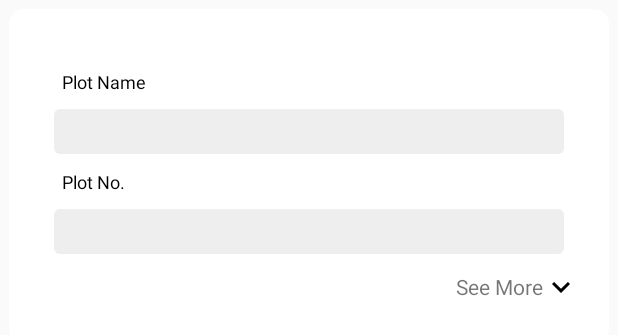
After one commit to RimshaN23/Property, an Android app: the layout itemview.xml on its own in the app's theme, with its tools: preview values and no code run, on a phone screen of 412 x 824 dp. The commit adds this screen. Shown: the top 335 px of the screen. Run offline under Robolectric (Android 15) with nearby library versions, the phone set to English and light mode, and no system bars.

Commit message:
20/oct/2020 initial commit layout

```diff
--- a/app/build.gradle
+++ b/app/build.gradle
@@ -51,6 +51,11 @@ dependencies {
     androidTestImplementation 'androidx.test.ext:junit:1.1.2'
     androidTestImplementation 'androidx.test.espresso:espresso-core:3.3.0'
 
+    implementation 'com.firebaseui:firebase-ui-database:6.3.0'
+    implementation 'com.google.android.material:material:1.3.0-alpha03'
+
+
+
 }
 apply plugin: 'com.google.gms.google-services'
 apply plugin: 'com.android.application'
--- /dev/null
+++ b/app/src/main/res/drawable/arrow_up_24.xml
@@ -0,0 +1,10 @@
+<vector xmlns:android="http://schemas.android.com/apk/res/android"
+    android:width="24dp"
+    android:height="24dp"
+    android:viewportWidth="24"
+    android:viewportHeight="24"
+    android:tint="?attr/colorControlNormal">
+  <path
+      android:fillColor="@android:color/white"
+      android:pathData="M7.41,15.41L12,10.83l4.59,4.58L18,14l-6,-6 -6,6z"/>
+</vector>
--- /dev/null
+++ b/app/src/main/res/drawable/expand_more_24.xml
@@ -0,0 +1,10 @@
+<vector xmlns:android="http://schemas.android.com/apk/res/android"
+    android:width="24dp"
+    android:height="24dp"
+    android:viewportWidth="24"
+    android:viewportHeight="24"
+    android:tint="?attr/colorControlNormal">
+  <path
+      android:fillColor="@android:color/white"
+      android:pathData="M16.59,8.59L12,13.17 7.41,8.59 6,10l6,6 6,-6z"/>
+</vector>
--- /dev/null
+++ b/app/src/main/res/layout/itemview.xml
@@ -0,0 +1,323 @@
+<?xml version="1.0" encoding="utf-8"?>
+<androidx.cardview.widget.CardView
+
+    xmlns:android="http://schemas.android.com/apk/res/android"
+    xmlns:app="http://schemas.android.com/apk/res-auto"
+    xmlns:tools="http://schemas.android.com/tools"
+    android:id="@+id/cardview"
+    android:layout_margin="6dp"
+    android:elevation="9dp"
+    android:orientation="vertical"
+    android:padding="3dp"
+    app:cardCornerRadius="10dp"
+    android:layout_width="match_parent"
+    android:layout_height="wrap_content"
+    android:clickable="true"
+    >
+
+
+    <ScrollView
+        android:layout_width="match_parent"
+        android:layout_height="wrap_content"
+        android:layout_marginTop="20dp"
+        android:layout_marginBottom="6dp">
+
+        <LinearLayout
+            android:layout_width="match_parent"
+            android:layout_height="match_parent"
+            android:layout_margin="10dp"
+            android:padding="10dp"
+            android:orientation="vertical">
+
+
+            <TextView
+                android:id="@+id/tv_text7"
+                android:layout_width="match_parent"
+                android:layout_height="wrap_content"
+                android:layout_marginLeft="15dp"
+                android:text="Plot Name"
+                android:textColor="#000"
+                android:textSize="12sp" />
+
+            <TextView
+                android:id="@+id/tv_plot_name"
+                android:layout_width="match_parent"
+                android:layout_height="30dp"
+                android:layout_gravity="center"
+                android:gravity="center_vertical"
+                android:layout_margin="10dp"
+                android:background="@drawable/background"
+                android:inputType="textCapSentences"
+                android:paddingLeft="8dp"
+                android:paddingRight="8dp"
+                android:textColor="#5A5A5A"
+                android:textColorHint="#B6B3B5"
+                android:textSize="14sp"
+
+
+                />
+
+            <TextView
+                android:id="@+id/tv_text8"
+                android:layout_width="wrap_content"
+                android:layout_height="wrap_content"
+                android:layout_marginLeft="15dp"
+                android:text="Plot No."
+                android:textColor="#000"
+                android:textSize="12sp" />
+
+            <TextView
+                android:id="@+id/tv_plot_no"
+                android:layout_width="match_parent"
+                android:layout_height="30dp"
+                android:layout_gravity="center"
+                android:gravity="center_vertical"
+                android:layout_margin="10dp"
+                android:background="@drawable/background"
+                android:paddingLeft="8dp"
+                android:paddingRight="8dp"
+                android:textColor="#5A5A5A"
+                android:textColorHint="#B6B3B5"
+                android:textSize="14sp"
+                />
+
+            <TextView
+                android:id="@+id/tv_text5"
+                android:layout_width="wrap_content"
+                android:layout_height="wrap_content"
+                android:layout_marginLeft="15dp"
+                android:text="Property type"
+                android:textColor="#000"
+                android:textSize="12sp"
+                android:visibility="gone"
+                />
+
+
+            <TextView
+                android:visibility="gone"
+
+                android:id="@+id/tv_property_type"
+                android:layout_width="match_parent"
+                android:layout_height="30dp"
+                android:layout_below="@id/text2"
+                android:layout_gravity="center"
+                android:layout_margin="10dp"
+                android:gravity="center_vertical"
+                android:background="@drawable/background"
+                android:focusableInTouchMode="false"
+                android:inputType="textCapSentences"
+                android:paddingLeft="8dp"
+                android:paddingRight="8dp"
+                android:textColor="#5A5A5A"
+                android:drawableTint="@color/black"
+                android:textColorHint="#B6B3B5"
+                android:textSize="14sp" />
+
+
+            <TextView
+                android:visibility="gone"
+
+                android:id="@+id/tv_text6"
+                android:layout_width="wrap_content"
+                android:layout_height="wrap_content"
+                android:layout_marginLeft="15dp"
+                android:text="Precinct"
+                android:textColor="#000"
+                android:textSize="12sp" />
+
+            <TextView
+                android:visibility="gone"
+
+                android:id="@+id/tv_precinct"
+                android:layout_width="match_parent"
+                android:layout_height="30dp"
+                android:layout_gravity="center"
+                android:layout_margin="10dp"
+                android:background="@drawable/background"
+                android:paddingLeft="8dp"
+                android:gravity="center_vertical"
+                android:paddingRight="8dp"
+                android:textColor="#5A5A5A"
+                android:textSize="14sp"
+                android:drawableTint="@color/black"
+
+                />
+            <TextView
+                android:visibility="gone"
+
+                android:id="@+id/tv_text10"
+                android:layout_width="wrap_content"
+                android:layout_height="wrap_content"
+                android:layout_marginLeft="15dp"
+                android:text="Road"
+                android:textColor="#000"
+                android:textSize="12sp" />
+
+            <TextView
+                android:visibility="gone"
+
+                android:id="@+id/tv_road"
+                android:layout_width="match_parent"
+                android:layout_height="30dp"
+                android:gravity="center_vertical"
+                android:layout_gravity="center"
+                android:layout_margin="10dp"
+                android:background="@drawable/background"
+                android:paddingLeft="8dp"
+                android:paddingRight="8dp"
+                android:textColor="#5A5A5A"
+                android:drawableTint="@color/black"
+                android:textSize="14sp" />
+
+
+
+
+            <TextView
+                android:visibility="gone"
+
+                android:id="@+id/tv_text9"
+                android:layout_width="wrap_content"
+                android:layout_height="wrap_content"
+                android:layout_marginLeft="15dp"
+                android:text="Sq/Yrds"
+                android:textColor="#000"
+                android:textSize="12sp" />
+
+            <TextView
+                android:visibility="gone"
+
+                android:id="@+id/tv_square_yard"
+                android:layout_width="match_parent"
+                android:layout_height="30dp"
+                android:layout_margin="10dp"
+                android:layout_gravity="center"
+                android:gravity="center_vertical"
+                android:background="@drawable/background"
+                android:inputType="number"
+                android:paddingLeft="8dp"
+                android:paddingRight="8dp"
+                android:textColor="#5A5A5A"
+                android:textColorHint="#B6B3B5"
+                android:textSize="14sp" />
+
+            <TextView
+                android:visibility="gone"
+
+                android:id="@+id/tv_text4"
+                android:layout_width="wrap_content"
+                android:layout_height="wrap_content"
+                android:layout_marginLeft="15dp"
+                android:layout_marginTop="10dp"
+                android:text="Price Range"
+                android:textColor="#000"
+                android:textSize="12sp" />
+
+            <LinearLayout
+
+
+                android:layout_width="match_parent"
+                android:layout_height="wrap_content"
+                android:orientation="horizontal">
+
+
+                <TextView
+                    android:visibility="gone"
+
+                    android:id="@+id/tv_price_range_from"
+                    android:layout_width="wrap_content"
+                    android:layout_weight="1"
+                    android:layout_height="30dp"
+                    android:layout_gravity="center"
+                    android:gravity="center_vertical"
+                    android:layout_margin="10dp"
+                    android:background="@drawable/background"
+                    android:paddingLeft="8dp"
+                    android:paddingRight="8dp"
+                    android:textColor="#5A5A5A"
+                    android:textColorHint="#B6B3B5"
+                    android:textSize="14sp" />
+
+
+                <TextView
+
+                    android:visibility="gone"
+
+                    android:id="@+id/tv_price_range_to"
+                    android:layout_width="wrap_content"
+                    android:layout_weight="1"
+                    android:layout_height="30dp"
+                    android:layout_gravity="center"
+                    android:gravity="center_vertical"
+                    android:layout_margin="10dp"
+                    android:background="@drawable/background"
+                    android:paddingLeft="8dp"
+                    android:paddingRight="8dp"
+                    android:textColor="#5A5A5A"
+                    android:textColorHint="#B6B3B5"
+                    android:textSize="14sp" />
+
+
+            </LinearLayout>
+
+            <TextView
+                android:visibility="gone"
+
+                android:id="@+id/tv_text11"
+                android:layout_width="wrap_content"
+                android:layout_height="wrap_content"
+                android:layout_marginLeft="15dp"
+                android:text="Added By"
+                android:textColor="#000"
+                android:textSize="12sp" />
+
+            <TextView
+                android:visibility="gone"
+
+                android:id="@+id/tv_addedBy"
+                android:layout_width="match_parent"
+                android:layout_height="53dp"
+                android:layout_gravity="center"
+                android:layout_margin="10dp"
+                android:gravity="center_vertical"
+                android:background="@drawable/background"
+                android:paddingLeft="8dp"
+                android:singleLine="false"
+                android:paddingRight="8dp"
+                android:textColor="#5A5A5A"
+                android:textColorHint="#B6B3B5"
+                android:textSize="14sp"
+
+                />
+
+            <TextView
+                android:id="@+id/seemore_btn"
+                android:layout_gravity="end"
+                android:gravity="center_vertical"
+                android:text="See More"
+                android:backgroundTint="@color/white"
+                android:drawableEnd="@drawable/expand_more_24"
+                android:textAllCaps="false"
+                android:drawableTint="@color/black"
+                android:layout_width="wrap_content"
+                android:layout_height="wrap_content"/>
+
+            <TextView
+                android:id="@+id/seeless_btn"
+                android:layout_gravity="end"
+                android:gravity="center_vertical"
+                android:visibility="gone"
+                android:text="See Less"
+                android:drawableTint="@color/black"
+                android:backgroundTint="@color/white"
+                android:drawableEnd="@drawable/arrow_up_24"
+                 android:layout_width="wrap_content"
+                android:layout_height="wrap_content"/>
+
+
+        </LinearLayout>
+
+    </ScrollView>
+
+
+
+</androidx.cardview.widget.CardView>
```
Also changed, not shown: app/src/main/java/com/example/property/Adapter/PropertyAdapter.java (added, +144 -0 lines), app/src/main/java/com/example/property/View_Property.java (+52 -0 lines), app/src/main/res/layout/activity_add__property.xml (+4 -17 lines), app/src/main/res/layout/activity_view__property.xml (+28 -3 lines).
